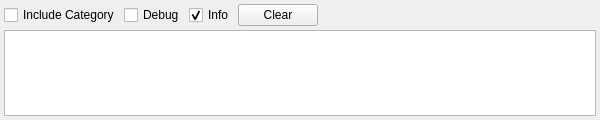
First picture: the form in src/hlam/ui/dockpanels/MessagesPanel.ui, repository SamVanheer/HalfLifeAssetManager, before the edit.
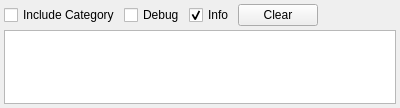
Second picture: the form after the edit.

Commit message: Resize Messages panel when floated

Diff of the .ui file:
```diff
--- a/src/hlam/ui/dockpanels/MessagesPanel.ui
+++ b/src/hlam/ui/dockpanels/MessagesPanel.ui
@@ -6,8 +6,8 @@
    <rect>
     <x>0</x>
     <y>0</y>
-    <width>600</width>
-    <height>120</height>
+    <width>400</width>
+    <height>108</height>
    </rect>
   </property>
   <property name="maximumSize">
```
The commit also changes 1 other file.
